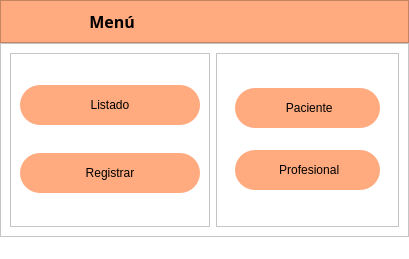
This is gui/main.ui in ayenaccarato/Marcanac as Qt 5 draws it before an edit. The edited form follows.
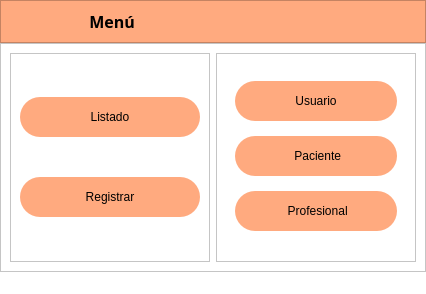
This is the edited form. The open tabs and pages were chosen to show the change. Icons and pictures are not drawn.

Diff of the .ui file:
```diff
--- a/gui/main.ui
+++ b/gui/main.ui
@@ -6,8 +6,8 @@
    <rect>
     <x>0</x>
     <y>0</y>
-    <width>409</width>
-    <height>259</height>
+    <width>426</width>
+    <height>294</height>
    </rect>
   </property>
   <property name="windowTitle">
@@ -290,6 +290,32 @@
             </widget>
             <widget class="QWidget" name="page_registrar">
              <layout class="QVBoxLayout" name="verticalLayout_5">
+              <item>
+               <widget class="QPushButton" name="btnUsuario">
+                <property name="minimumSize">
+                 <size>
+                  <width>0</width>
+                  <height>40</height>
+                 </size>
+                </property>
+                <property name="cursor">
+                 <cursorShape>PointingHandCursor</cursorShape>
+                </property>
+                <property name="text">
+                 <string>Usuario</string>
+                </property>
+                <property name="icon">
+                 <iconset>
+                  <normaloff>imagenes/usuario.png</normaloff>imagenes/usuario.png</iconset>
+                </property>
+                <property name="iconSize">
+                 <size>
+                  <width>30</width>
+                  <height>30</height>
+                 </size>
+                </property>
+               </widget>
+              </item>
               <item>
                <widget class="QPushButton" name="btnPaciente">
                 <property name="minimumSize">
```
Left out of the diff: 2 changed lines with no effect on the pictures.
